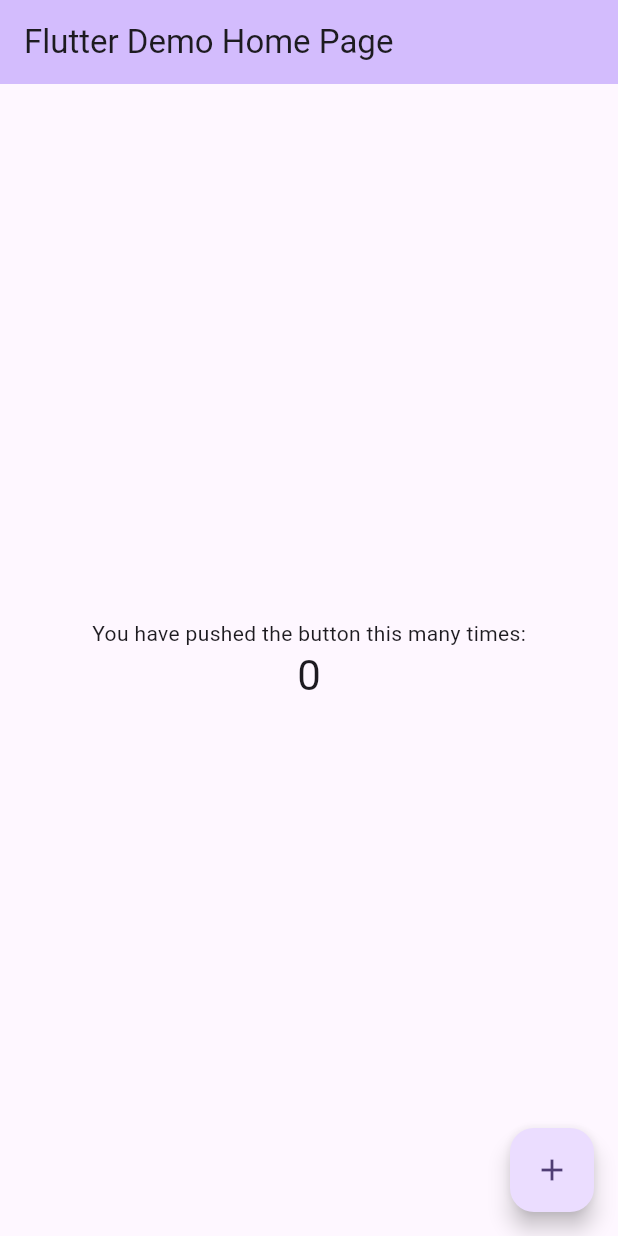
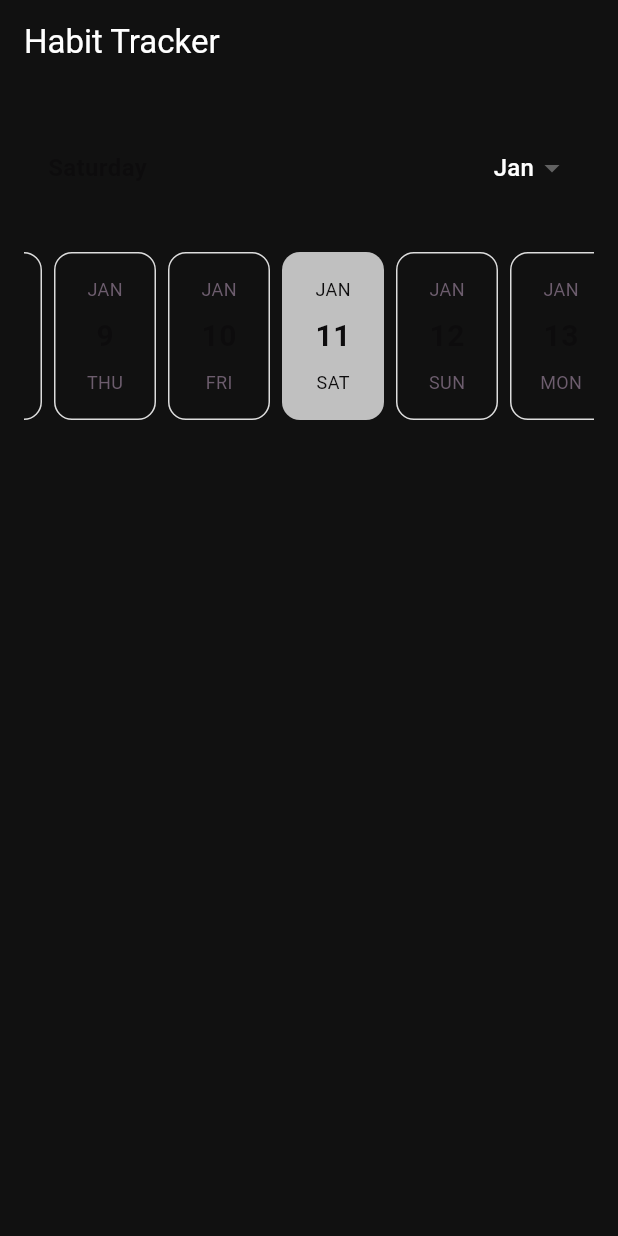
Before and after one commit to winifredubom/Habit-Tracker, a Flutter app: the screen it shows after launch, on a phone screen of 412 x 824 dp. Run offline on Flutter 3.47's test engine with Material 3 defaults, Android fonts, the phone set to English and light mode, and no system bars; drawn by our look-alikes of easy_date_timeline; our stand-ins replace flex_color_scheme, flutter_hooks, hooks_riverpod.

Commit message:
timelineView

```diff
--- a/lib/main.dart
+++ b/lib/main.dart
@@ -1,4 +1,6 @@
+import 'package:flex_color_scheme/flex_color_scheme.dart';
 import 'package:flutter/material.dart';
+import 'package:habit_tracker/modules/screens/home_page.dart';
 
 void main() {
   runApp(const MyApp());
@@ -7,119 +9,14 @@ void main() {
 class MyApp extends StatelessWidget {
   const MyApp({super.key});
 
-  // This widget is the root of your application.
   @override
   Widget build(BuildContext context) {
     return MaterialApp(
       title: 'Flutter Demo',
-      theme: ThemeData(
-        // This is the theme of your application.
-        //
-        // TRY THIS: Try running your application with "flutter run". You'll see
-        // the application has a purple toolbar. Then, without quitting the app,
-        // try changing the seedColor in the colorScheme below to Colors.green
-        // and then invoke "hot reload" (save your changes or press the "hot
-        // reload" button in a Flutter-supported IDE, or press "r" if you used
-        // the command line to start the app).
-        //
-        // Notice that the counter didn't reset back to zero; the application
-        // state is not lost during the reload. To reset the state, use hot
-        // restart instead.
-        //
-        // This works for code too, not just values: Most code changes can be
-        // tested with just a hot reload.
-        colorScheme: ColorScheme.fromSeed(seedColor: Colors.deepPurple),
-        useMaterial3: true,
-      ),
-      home: const MyHomePage(title: 'Flutter Demo Home Page'),
+      debugShowCheckedModeBanner: false,
+      darkTheme: FlexThemeData.dark(scheme: FlexScheme.blueWhale ),
+      themeMode: ThemeMode.dark,
+      home: const HomePage(),
     );
   }
 }
-
-class MyHomePage extends StatefulWidget {
-  const MyHomePage({super.key, required this.title});
-
-  // This widget is the home page of your application. It is stateful, meaning
-  // that it has a State object (defined below) that contains fields that affect
-  // how it looks.
-
-  // This class is the configuration for the state. It holds the values (in this
-  // case the title) provided by the parent (in this case the App widget) and
-  // used by the build method of the State. Fields in a Widget subclass are
-  // always marked "final".
-
-  final String title;
-
-  @override
-  State<MyHomePage> createState() => _MyHomePageState();
-}
-
-class _MyHomePageState extends State<MyHomePage> {
-  int _counter = 0;
-
-  void _incrementCounter() {
-    setState(() {
-      // This call to setState tells the Flutter framework that something has
-      // changed in this State, which causes it to rerun the build method below
-      // so that the display can reflect the updated values. If we changed
-      // _counter without calling setState(), then the build method would not be
-      // called again, and so nothing would appear to happen.
-      _counter++;
-    });
-  }
-
-  @override
-  Widget build(BuildContext context) {
-    // This method is rerun every time setState is called, for instance as done
-    // by the _incrementCounter method above.
-    //
-    // The Flutter framework has been optimized to make rerunning build methods
-    // fast, so that you can just rebuild anything that needs updating rather
-    // than having to individually change instances of widgets.
-    return Scaffold(
-      appBar: AppBar(
-        // TRY THIS: Try changing the color here to a specific color (to
-        // Colors.amber, perhaps?) and trigger a hot reload to see the AppBar
-        // change color while the other colors stay the same.
-        backgroundColor: Theme.of(context).colorScheme.inversePrimary,
-        // Here we take the value from the MyHomePage object that was created by
-        // the App.build method, and use it to set our appbar title.
-        title: Text(widget.title),
-      ),
-      body: Center(
-        // Center is a layout widget. It takes a single child and positions it
-        // in the middle of the parent.
-        child: Column(
-          // Column is also a layout widget. It takes a list of children and
-          // arranges them vertically. By default, it sizes itself to fit its
-          // children horizontally, and tries to be as tall as its parent.
-          //
-          // Column has various properties to control how it sizes itself and
-          // how it positions its children. Here we use mainAxisAlignment to
-          // center the children vertically; the main axis here is the vertical
-          // axis because Columns are vertical (the cross axis would be
-          // horizontal).
-          //
-          // TRY THIS: Invoke "debug painting" (choose the "Toggle Debug Paint"
-          // action in the IDE, or press "p" in the console), to see the
-          // wireframe for each widget.
-          mainAxisAlignment: MainAxisAlignment.center,
-          children: <Widget>[
-            const Text(
-              'You have pushed the button this many times:',
-            ),
-            Text(
-              '$_counter',
-              style: Theme.of(context).textTheme.headlineMedium,
-            ),
-          ],
-        ),
-      ),
-      floatingActionButton: FloatingActionButton(
-        onPressed: _incrementCounter,
-        tooltip: 'Increment',
-        child: const Icon(Icons.add),
-      ), // This trailing comma makes auto-formatting nicer for build methods.
-    );
-  }
-}
--- /dev/null
+++ b/lib/modules/screens/components/timeline_view.dart
@@ -0,0 +1,24 @@
+import 'package:easy_date_timeline/easy_date_timeline.dart';
+import 'package:flutter/material.dart';
+
+class TimelineView extends StatelessWidget {
+  const TimelineView(
+      {super.key,
+      required this.selectedDate,
+      required this.selectedDateChange});
+
+  final DateTime selectedDate;
+  final void Function(DateTime) selectedDateChange;
+
+  @override
+  Widget build(BuildContext context) {
+    final colorScheme = Theme.of(context).colorScheme;
+    return Container(
+      padding: const EdgeInsets.symmetric(vertical: 16),
+      child: EasyDateTimeLine(
+        initialDate: selectedDate,
+        onDateChange: selectedDateChange,
+      ),
+    );
+  }
+}
--- /dev/null
+++ b/lib/modules/screens/home_page.dart
@@ -0,0 +1,32 @@
+import 'package:flutter/material.dart';
+import 'package:flutter_hooks/flutter_hooks.dart';
+import 'package:habit_tracker/modules/screens/components/timeline_view.dart';
+import 'package:hooks_riverpod/hooks_riverpod.dart';
+
+class HomePage extends HookConsumerWidget {
+  const HomePage({super.key});
+
+  @override
+  Widget build(BuildContext context, WidgetRef ref) {
+    final selectedDate = useState(DateTime.now());
+    return  Scaffold(
+      appBar: AppBar(
+        title: const Text('Habit Tracker'),
+      ),
+      body:  SafeArea(
+        child: Padding(
+          padding: const EdgeInsets.all(16),
+          child: Column(
+            crossAxisAlignment: CrossAxisAlignment.start,
+            children: [
+              TimelineView(
+                selectedDate: selectedDate.value,
+                selectedDateChange: (date) => selectedDate.value = date,
+              )
+            ],
+          ),
+        ),
+      ),
+    );
+  }
+}
--- a/pubspec.yaml
+++ b/pubspec.yaml
@@ -35,6 +35,10 @@ dependencies:
   # The following adds the Cupertino Icons font to your application.
   # Use with the CupertinoIcons class for iOS style icons.
   cupertino_icons: ^1.0.8
+  flex_color_scheme: ^8.0.2
+  easy_date_timeline: ^1.0.2
+  hooks_riverpod: ^2.6.1
+  flutter_hooks: ^0.20.5
 
 dev_dependencies:
   flutter_test:
```
Also changed, not shown: pubspec.lock.
